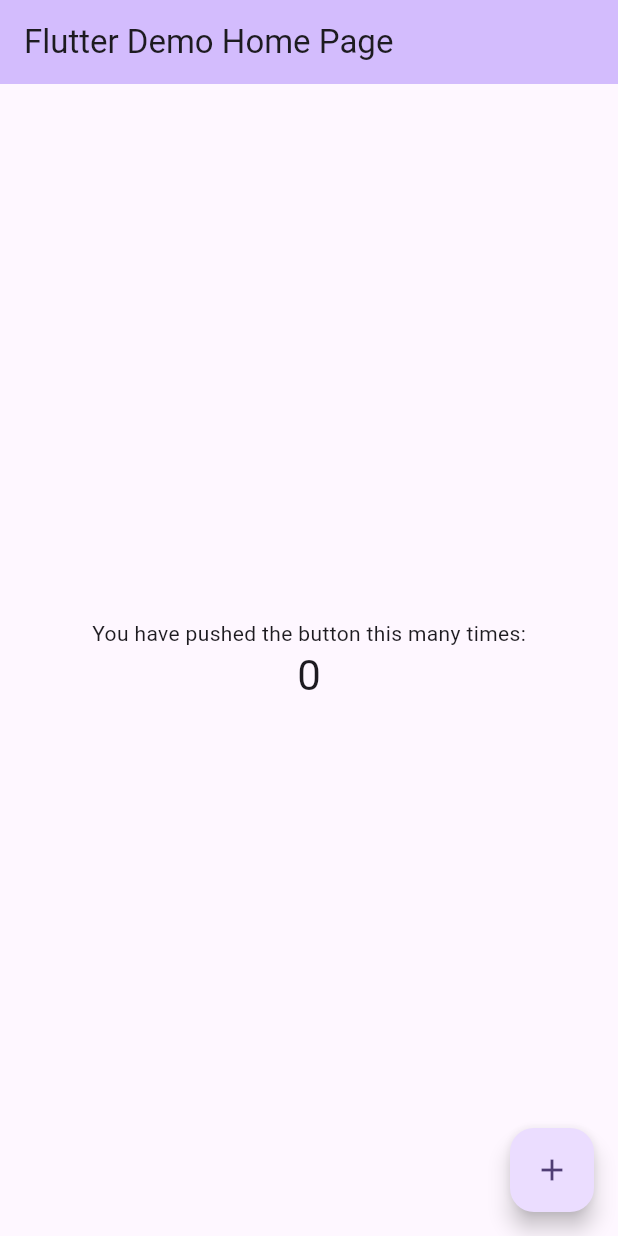
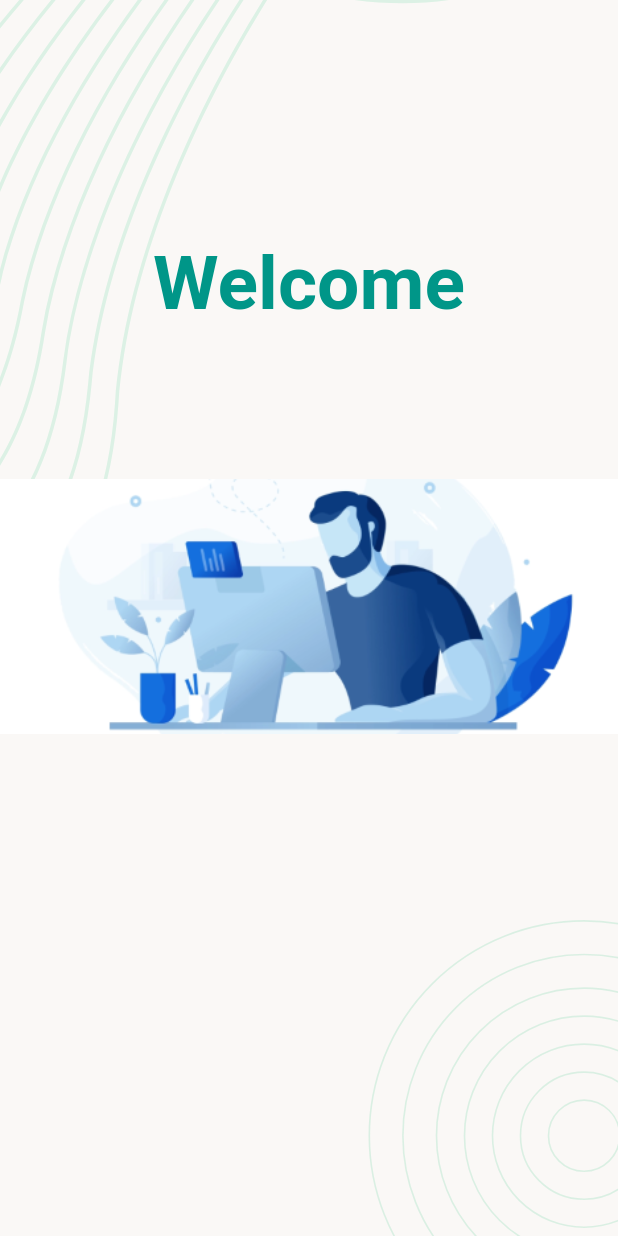
Before and after one commit to moniruzzaman76/Task-Manager-App, a Flutter app: the first screen one second after launch, on a phone screen of 412 x 824 dp. Run offline on Flutter 3.47's test engine with Material 2 defaults, Android fonts, the phone set to English and light mode, and no system bars; our stand-ins replace flutter_svg.

Commit message:
splash screen completed

```diff
--- a/lib/app.dart
+++ b/lib/app.dart
@@ -0,0 +1,20 @@
+import 'package:flutter/material.dart';
+import 'package:task_manager/ui/screen/splash_screen.dart';
+class MyApp extends StatelessWidget {
+
+  const MyApp({super.key});
+  @override
+  Widget build(BuildContext context) {
+    return  MaterialApp(
+      debugShowCheckedModeBanner: false,
+      home: const SplashScreen(),
+      theme: ThemeData(
+        brightness: Brightness.light
+      ),
+      darkTheme: ThemeData(
+        brightness: Brightness.light
+      ),
+      themeMode: ThemeMode.light
+    );
+  }
+}
--- a/lib/main.dart
+++ b/lib/main.dart
@@ -1,124 +1,6 @@
 import 'package:flutter/material.dart';
+import 'app.dart';
 
 void main() {
   runApp(const MyApp());
 }
-
-class MyApp extends StatelessWidget {
-  const MyApp({super.key});
-
-  // This widget is the root of your application.
-  @override
-  Widget build(BuildContext context) {
-    return MaterialApp(
-      title: 'Flutter Demo',
-      theme: ThemeData(
-        // This is the theme of your application.
-        // TRY THIS: Try running your application with "flutter run". You'll see
-        // the application has a blue toolbar. Then, without quitting the app,
-        // try changing the seedColor in the colorScheme below to Colors.green
-        // and then invoke "hot reload" (save your changes or press the "hot
-        // reload" button in a Flutter-supported IDE, or press "r" if you used
-        // the command line to start the app).
-        //
-        // Notice that the counter didn't reset back to zero; the application
-        // state is not lost during the reload. To reset the state, use hot
-        // restart instead.
-        //
-        // This works for code too, not just values: Most code changes can be
-        // tested with just a hot reload.
-        colorScheme: ColorScheme.fromSeed(seedColor: Colors.deepPurple),
-        useMaterial3: true,
-      ),
-      home: const MyHomePage(title: 'Flutter Demo Home Page'),
-    );
-  }
-}
-
-class MyHomePage extends StatefulWidget {
-  const MyHomePage({super.key, required this.title});
-
-  // This widget is the home page of your application. It is stateful, meaning
-  // that it has a State object (defined below) that contains fields that affect
-  // how it looks.
-
-  // This class is the configuration for the state. It holds the values (in this
-  // case the title) provided by the parent (in this case the App widget) and
-  // used by the build method of the State. Fields in a Widget subclass are
-  // always marked "final".
-
-  final String title;
-
-  @override
-  State<MyHomePage> createState() => _MyHomePageState();
-}
-
-class _MyHomePageState extends State<MyHomePage> {
-  int _counter = 0;
-
-  void _incrementCounter() {
-    setState(() {
-      // This call to setState tells the Flutter framework that something has
-      // changed in this State, which causes it to rerun the build method below
-      // so that the display can reflect the updated values. If we changed
-      // _counter without calling setState(), then the build method would not be
-      // called again, and so nothing would appear to happen.
-      _counter++;
-    });
-  }
-
-  @override
-  Widget build(BuildContext context) {
-    // This method is rerun every time setState is called, for instance as done
-    // by the _incrementCounter method above.
-    //
-    // The Flutter framework has been optimized to make rerunning build methods
-    // fast, so that you can just rebuild anything that needs updating rather
-    // than having to individually change instances of widgets.
-    return Scaffold(
-      appBar: AppBar(
-        // TRY THIS: Try changing the color here to a specific color (to
-        // Colors.amber, perhaps?) and trigger a hot reload to see the AppBar
-        // change color while the other colors stay the same.
-        backgroundColor: Theme.of(context).colorScheme.inversePrimary,
-        // Here we take the value from the MyHomePage object that was created by
-        // the App.build method, and use it to set our appbar title.
-        title: Text(widget.title),
-      ),
-      body: Center(
-        // Center is a layout widget. It takes a single child and positions it
-        // in the middle of the parent.
-        child: Column(
-          // Column is also a layout widget. It takes a list of children and
-          // arranges them vertically. By default, it sizes itself to fit its
-          // children horizontally, and tries to be as tall as its parent.
-          //
-          // Column has various properties to control how it sizes itself and
-          // how it positions its children. Here we use mainAxisAlignment to
-          // center the children vertically; the main axis here is the vertical
-          // axis because Columns are vertical (the cross axis would be
-          // horizontal).
-          //
-          // TRY THIS: Invoke "debug painting" (choose the "Toggle Debug Paint"
-          // action in the IDE, or press "p" in the console), to see the
-          // wireframe for each widget.
-          mainAxisAlignment: MainAxisAlignment.center,
-          children: <Widget>[
-            const Text(
-              'You have pushed the button this many times:',
-            ),
-            Text(
-              '$_counter',
-              style: Theme.of(context).textTheme.headlineMedium,
-            ),
-          ],
-        ),
-      ),
-      floatingActionButton: FloatingActionButton(
-        onPressed: _incrementCounter,
-        tooltip: 'Increment',
-        child: const Icon(Icons.add),
-      ), // This trailing comma makes auto-formatting nicer for build methods.
-    );
-  }
-}
--- /dev/null
+++ b/lib/ui/assets_utils/assets_utils.dart
@@ -0,0 +1,5 @@
+class AssetUtils{
+  static const String _imagePath = "assets/images";
+  static const String background = "$_imagePath/background.svg";
+  static const String splashLogo = "$_imagePath/splash_screen.png";
+}
--- /dev/null
+++ b/lib/ui/screen/login_screen.dart
@@ -0,0 +1,15 @@
+import 'package:flutter/cupertino.dart';
+
+class LoginScreen extends StatefulWidget {
+  const LoginScreen({Key? key}) : super(key: key);
+
+  @override
+  State<LoginScreen> createState() => _LoginScreenState();
+}
+
+class _LoginScreenState extends State<LoginScreen> {
+  @override
+  Widget build(BuildContext context) {
+    return const Placeholder();
+  }
+}
--- /dev/null
+++ b/lib/ui/screen/splash_screen.dart
@@ -0,0 +1,69 @@
+import 'package:flutter/material.dart';
+import 'package:flutter_svg/svg.dart';
+import 'package:task_manager/ui/assets_utils/assets_utils.dart';
+
+import 'login_screen.dart';
+
+class SplashScreen extends StatefulWidget {
+  const SplashScreen({Key? key}) : super(key: key);
+
+  @override
+  State<SplashScreen> createState() => _SplashScreenState();
+}
+
+class _SplashScreenState extends State<SplashScreen> {
+
+  @override
+  void initState() {
+    super.initState();
+    navigatorToLogin();
+  }
+
+  void navigatorToLogin() {
+    Future.delayed(const Duration(seconds: 3)).then((value) {
+      Navigator.pushAndRemoveUntil(context,
+          MaterialPageRoute(builder: (context) => const LoginScreen()),
+          (route) => false);
+    });
+  }
+
+  @override
+  Widget build(BuildContext context) {
+    return Scaffold(
+        body: SafeArea(
+      child: Stack(
+        children: [
+          SvgPicture.asset(
+            AssetUtils.background,
+            width: MediaQuery.of(context).size.width,
+            height: MediaQuery.of(context).size.height,
+            fit: BoxFit.cover,
+          ),
+          Column(
+            children: [
+              const SizedBox(
+                height: 160,
+              ),
+              const Text(
+                "Welcome",
+                style: TextStyle(
+                    color: Colors.teal,
+                    fontWeight: FontWeight.bold,
+                    fontSize: 50),
+              ),
+              const SizedBox(
+                height: 100,
+              ),
+              Image.asset(
+                AssetUtils.splashLogo,
+                height: 170,
+                width: double.infinity,
+                fit: BoxFit.cover,
+              ),
+            ],
+          )
+        ],
+      ),
+    ));
+  }
+}
--- a/pubspec.yaml
+++ b/pubspec.yaml
@@ -46,6 +46,7 @@ dev_dependencies:
   # package. See that file for information about deactivating specific lint
   # rules and activating additional ones.
   flutter_lints: ^2.0.0
+  flutter_svg: ^2.0.7
 
 # For information on the generic Dart part of this file, see the
 # following page: https://dart.dev/tools/pub/pubspec
@@ -62,6 +63,8 @@ flutter:
   # assets:
   #   - images/a_dot_burr.jpeg
   #   - images/a_dot_ham.jpeg
+  assets:
+    - assets/images/
 
   # An image asset can refer to one or more resolution-specific "variants", see
   # https://flutter.dev/assets-and-images/#resolution-aware
```
Also changed, not shown: assets/images/background.svg (added), assets/images/splash_screen.png (added), pubspec.lock, 1 other file.
